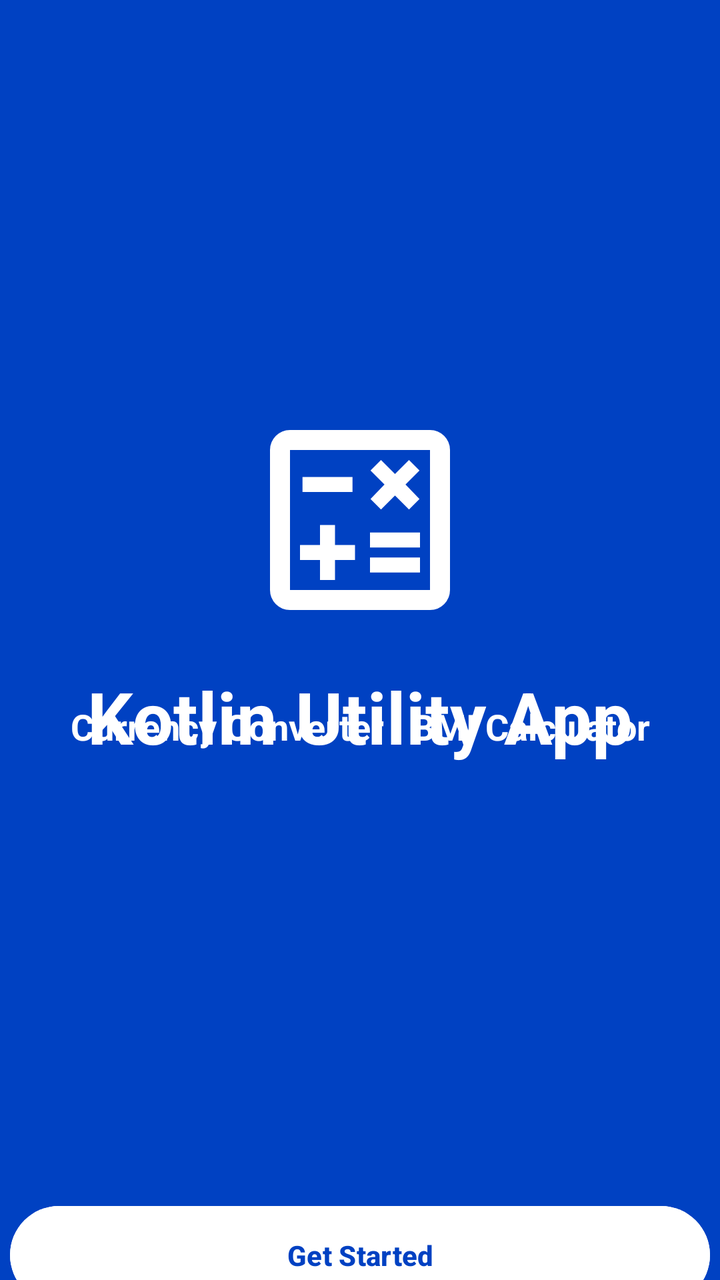
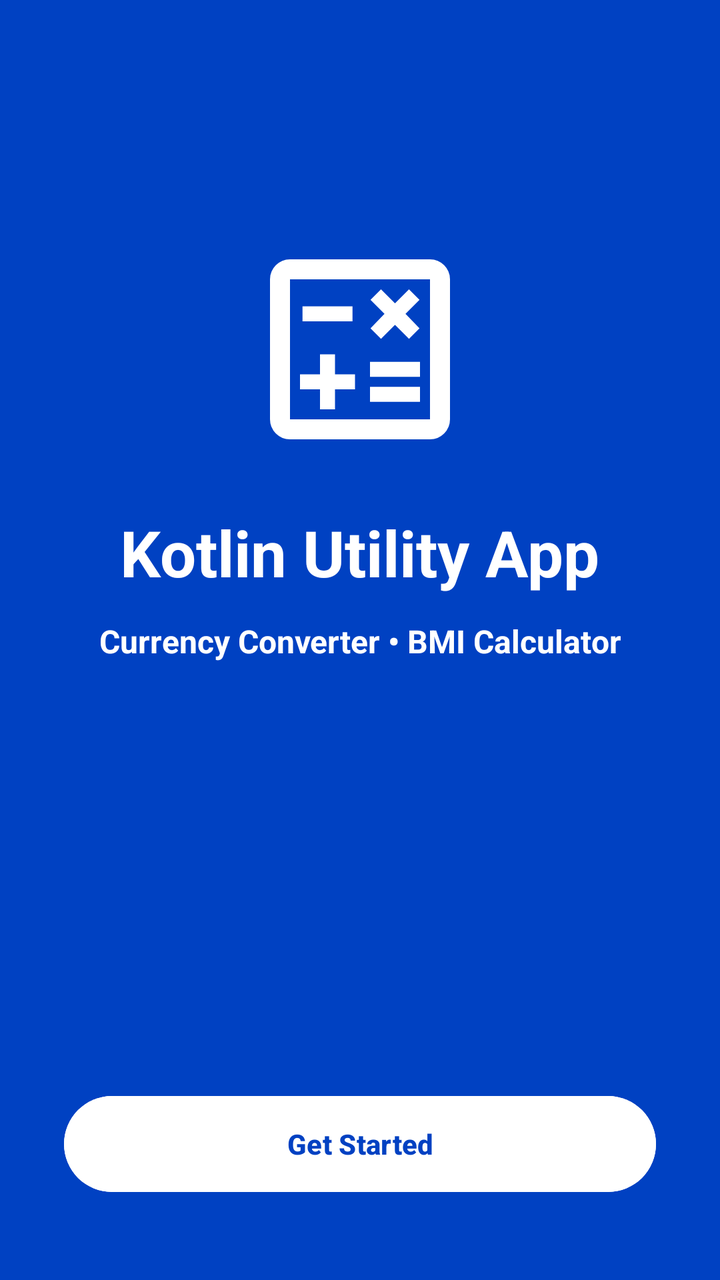

Screens rendered from an Android XML layout before and after an edit, with the pre-edit source and the edit as a unified diff.
<!-- AndroidManifest.xml: application theme Theme.Task_2 -->
<!-- res/layout/activity_main.xml -->
<?xml version="1.0" encoding="utf-8"?>
<androidx.constraintlayout.widget.ConstraintLayout xmlns:android="http://schemas.android.com/apk/res/android"
    xmlns:app="http://schemas.android.com/apk/res-auto"
    xmlns:tools="http://schemas.android.com/tools"
    android:id="@+id/main"
    android:layout_width="match_parent"
    android:layout_height="match_parent"
    tools:context=".MainActivity"
    android:background="@color/Blue">

    <ImageView
        android:layout_width="120dp"
        android:layout_height="120dp"
        android:src="@drawable/calculatoricon"
        app:layout_constraintTop_toTopOf="parent"
        app:layout_constraintEnd_toEndOf="parent"
        app:layout_constraintStart_toStartOf="parent"
        android:layout_marginTop="200dp"/>

    <TextView
        android:layout_width="wrap_content"
        android:layout_height="wrap_content"
        android:textStyle="bold"
        android:text="Kotlin Utility App"
        android:textColor="@color/white"
        android:textSize="36dp"
        app:layout_constraintStart_toStartOf="parent"
        app:layout_constraintEnd_toEndOf="parent"
        android:layout_marginTop="334dp"
        app:layout_constraintTop_toTopOf="parent"/>

    <TextView
        android:layout_width="wrap_content"
        android:layout_height="wrap_content"
        android:text="Currency Converter . BMI Calculator"
        android:textStyle="bold"
        android:textSize="18sp"
        android:textColor="@color/white"
        android:layout_marginTop="86dp"
        app:layout_constraintBottom_toBottomOf="parent"
        app:layout_constraintEnd_toEndOf="parent"
        app:layout_constraintStart_toStartOf="parent"
        app:layout_constraintTop_toTopOf="parent" />
    
    <Button
        android:id="@+id/Startbtn"
        android:layout_width="350dp"
        android:layout_height="57dp"
        android:text="Get Started"
        android:textColor="@color/Blue"
        android:textStyle="bold"
        android:layout_marginTop="599dp"
        android:clickable="true"
        android:backgroundTint="@color/white"
        app:layout_constraintStart_toStartOf="parent"
        app:layout_constraintEnd_toEndOf="parent"
        app:layout_constraintTop_toTopOf="parent"/>

</androidx.constraintlayout.widget.ConstraintLayout>
<!-- resources referenced by this layout -->
<resources>
  <color name="Blue">#0041C2</color>
  <color name="white">#FFFFFFFF</color>
  <!-- drawable calculatoricon (drawable) -->
  <vector xmlns:android="http://schemas.android.com/apk/res/android" android:height="24dp" android:tint="#FFFFFF" android:viewportHeight="960" android:viewportWidth="960" android:width="24dp">
        
      <path android:fillColor="@android:color/white" android:pathData="M320,720L380,720L380,640L460,640L460,580L380,580L380,500L320,500L320,580L240,580L240,640L320,640L320,720ZM520,690L720,690L720,630L520,630L520,690ZM520,590L720,590L720,530L520,530L520,590ZM564,438L620,382L676,438L718,396L662,338L718,282L676,240L620,296L564,240L522,282L578,338L522,396L564,438ZM250,368L450,368L450,308L250,308L250,368ZM200,840Q167,840 143.5,816.5Q120,793 120,760L120,200Q120,167 143.5,143.5Q167,120 200,120L760,120Q793,120 816.5,143.5Q840,167 840,200L840,760Q840,793 816.5,816.5Q793,840 760,840L200,840ZM200,760L760,760Q760,760 760,760Q760,760 760,760L760,200Q760,200 760,200Q760,200 760,200L200,200Q200,200 200,200Q200,200 200,200L200,760Q200,760 200,760Q200,760 200,760ZM200,200L200,200Q200,200 200,200Q200,200 200,200L200,760Q200,760 200,760Q200,760 200,760L200,760Q200,760 200,760Q200,760 200,760L200,200Q200,200 200,200Q200,200 200,200Z"/>
      
  </vector>
  <style name="Theme.Task_2" parent="Base.Theme.Task_2" />
  <style name="Base.Theme.Task_2" parent="Theme.Material3.DayNight.NoActionBar">
          
          <item name="colorPrimary">@color/Blue</item>
          <item name="colorPrimaryVariant">@color/Blue</item>
          <item name="android:statusBarColor">@color/Blue</item>
      </style>
</resources>

<!-- the commit's change to res/layout/activity_main.xml (unified diff, before → after) -->
@@ -1,59 +1,68 @@
 <?xml version="1.0" encoding="utf-8"?>
-<androidx.constraintlayout.widget.ConstraintLayout xmlns:android="http://schemas.android.com/apk/res/android"
+<androidx.constraintlayout.widget.ConstraintLayout
+    xmlns:android="http://schemas.android.com/apk/res/android"
     xmlns:app="http://schemas.android.com/apk/res-auto"
     xmlns:tools="http://schemas.android.com/tools"
     android:id="@+id/main"
     android:layout_width="match_parent"
     android:layout_height="match_parent"
-    tools:context=".MainActivity"
-    android:background="@color/Blue">
+    android:background="@color/Blue"
+    tools:context=".MainActivity">
 
     <ImageView
+        android:id="@+id/imgLogo"
         android:layout_width="120dp"
         android:layout_height="120dp"
         android:src="@drawable/calculatoricon"
+        android:contentDescription="@string/app_name"
+        app:layout_constraintVertical_chainStyle="packed"
+        app:layout_constraintVertical_bias="0.35"
         app:layout_constraintTop_toTopOf="parent"
-        app:layout_constraintEnd_toEndOf="parent"
+        app:layout_constraintBottom_toTopOf="@id/tvTitle"
         app:layout_constraintStart_toStartOf="parent"
-        android:layout_marginTop="200dp"/>
+        app:layout_constraintEnd_toEndOf="parent" />
 
     <TextView
+        android:id="@+id/tvTitle"
         android:layout_width="wrap_content"
         android:layout_height="wrap_content"
-        android:textStyle="bold"
+        android:layout_marginTop="20dp"
         android:text="Kotlin Utility App"
         android:textColor="@color/white"
-        android:textSize="36dp"
+        android:textSize="32sp"
+        android:textStyle="bold"
+        app:layout_constraintTop_toBottomOf="@id/imgLogo"
+        app:layout_constraintBottom_toTopOf="@id/tvSubtitle"
         app:layout_constraintStart_toStartOf="parent"
-        app:layout_constraintEnd_toEndOf="parent"
-        android:layout_marginTop="334dp"
-        app:layout_constraintTop_toTopOf="parent"/>
+        app:layout_constraintEnd_toEndOf="parent" />
 
     <TextView
+        android:id="@+id/tvSubtitle"
         android:layout_width="wrap_content"
         android:layout_height="wrap_content"
-        android:text="Currency Converter . BMI Calculator"
+        android:layout_marginTop="12dp"
+        android:text="Currency Converter • BMI Calculator"
+        android:textColor="@color/white"
+        android:textSize="16sp"
         android:textStyle="bold"
-        android:textSize="18sp"
-        android:textColor="@color/white"
-        android:layout_marginTop="86dp"
-        app:layout_constraintBottom_toBottomOf="parent"
-        app:layout_constraintEnd_toEndOf="parent"
+        app:layout_constraintTop_toBottomOf="@id/tvTitle"
+        app:layout_constraintBottom_toTopOf="@id/btnStart"
         app:layout_constraintStart_toStartOf="parent"
-        app:layout_constraintTop_toTopOf="parent" />
-    
+        app:layout_constraintEnd_toEndOf="parent" />
+
     <Button
-        android:id="@+id/Startbtn"
-        android:layout_width="350dp"
-        android:layout_height="57dp"
+        android:id="@+id/btnStart"
+        android:layout_width="0dp"
+        android:layout_height="56dp"
+        android:layout_marginStart="32dp"
+        android:layout_marginEnd="32dp"
+        android:layout_marginBottom="40dp"
         android:text="Get Started"
         android:textColor="@color/Blue"
         android:textStyle="bold"
-        android:layout_marginTop="599dp"
-        android:clickable="true"
         android:backgroundTint="@color/white"
+        app:layout_constraintBottom_toBottomOf="parent"
         app:layout_constraintStart_toStartOf="parent"
-        app:layout_constraintEnd_toEndOf="parent"
-        app:layout_constraintTop_toTopOf="parent"/>
+        app:layout_constraintEnd_toEndOf="parent" />
 
 </androidx.constraintlayout.widget.ConstraintLayout>
<!-- resource entries referenced after the edit -->
@@ -8,6 +8,7 @@
       <path android:fillColor="@android:color/white" android:pathData="M320,720L380,720L380,640L460,640L460,580L380,580L380,500L320,500L320,580L240,580L240,640L320,640L320,720ZM520,690L720,690L720,630L520,630L520,690ZM520,590L720,590L720,530L520,530L520,590ZM564,438L620,382L676,438L718,396L662,338L718,282L676,240L620,296L564,240L522,282L578,338L522,396L564,438ZM250,368L450,368L450,308L250,308L250,368ZM200,840Q167,840 143.5,816.5Q120,793 120,760L120,200Q120,167 143.5,143.5Q167,120 200,120L760,120Q793,120 816.5,143.5Q840,167 840,200L840,760Q840,793 816.5,816.5Q793,840 760,840L200,840ZM200,760L760,760Q760,760 760,760Q760,760 760,760L760,200Q760,200 760,200Q760,200 760,200L200,200Q200,200 200,200Q200,200 200,200L200,760Q200,760 200,760Q200,760 200,760ZM200,200L200,200Q200,200 200,200Q200,200 200,200L200,760Q200,760 200,760Q200,760 200,760L200,760Q200,760 200,760Q200,760 200,760L200,200Q200,200 200,200Q200,200 200,200Z"/>
       
   </vector>
+  <string name="app_name">Task_2</string>
   <style name="Theme.Task_2" parent="Base.Theme.Task_2" />
   <style name="Base.Theme.Task_2" parent="Theme.Material3.DayNight.NoActionBar">
           
